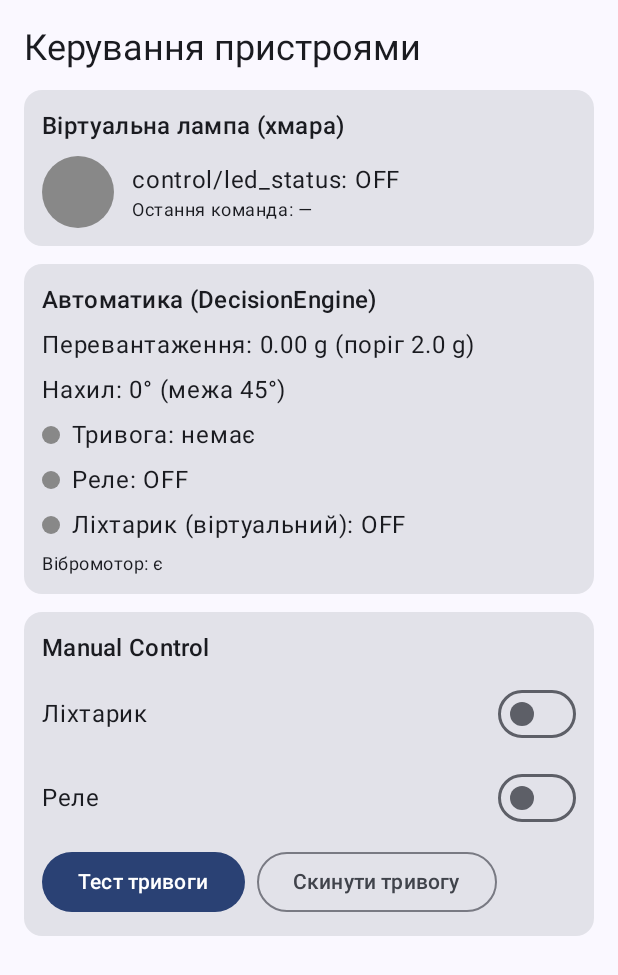
After one commit to anjoanka/mobSystem_lab, an Android app built with Jetpack Compose: the composable ControlScreen shown on its own in the app's theme, on a phone screen of 412 x 824 dp. The commit adds this screen. Shown: the top 975 px of the screen. Run offline under Robolectric (Android 15) with nearby library versions, the phone set to English and light mode, and no system bars.

Commit message:
Lab 4: actuators, DecisionEngine, cloud control, manual control

```diff
--- a/src/main/AndroidManifest.xml
+++ b/src/main/AndroidManifest.xml
@@ -19,6 +19,12 @@
 
     <uses-permission android:name="android.permission.INTERNET" />
     <uses-permission android:name="android.permission.ACCESS_NETWORK_STATE" />
+
+    <uses-permission android:name="android.permission.VIBRATE" />
+
+    <uses-feature
+        android:name="android.hardware.camera.flash"
+        android:required="false" />
 
     <application
         android:allowBackup="true"
--- /dev/null
+++ b/src/main/java/com/example/impactlogger/monitor/ControlScreen.kt
@@ -0,0 +1,181 @@
+package com.example.impactlogger.monitor
+
+import android.widget.Toast
+import androidx.compose.foundation.background
+import androidx.compose.foundation.layout.Arrangement
+import androidx.compose.foundation.layout.Box
+import androidx.compose.foundation.layout.Column
+import androidx.compose.foundation.layout.Row
+import androidx.compose.foundation.layout.Spacer
+import androidx.compose.foundation.layout.fillMaxSize
+import androidx.compose.foundation.layout.fillMaxWidth
+import androidx.compose.foundation.layout.padding
+import androidx.compose.foundation.layout.size
+import androidx.compose.foundation.layout.width
+import androidx.compose.foundation.rememberScrollState
+import androidx.compose.foundation.shape.CircleShape
+import androidx.compose.foundation.verticalScroll
+import androidx.compose.material3.Button
+import androidx.compose.material3.Card
+import androidx.compose.material3.MaterialTheme
+import androidx.compose.material3.OutlinedButton
+import androidx.compose.material3.Switch
+import androidx.compose.material3.Text
+import androidx.compose.runtime.Composable
+import androidx.compose.runtime.LaunchedEffect
+import androidx.compose.runtime.getValue
+import androidx.compose.runtime.remember
+import androidx.compose.ui.Alignment
+import androidx.compose.ui.Modifier
+import androidx.compose.ui.graphics.Color
+import androidx.compose.ui.platform.LocalContext
+import androidx.compose.ui.tooling.preview.Preview
+import androidx.compose.ui.unit.dp
+import androidx.lifecycle.compose.collectAsStateWithLifecycle
+import com.example.impactlogger.ui.theme.ImpactLoggerTheme
+import java.text.SimpleDateFormat
+import java.util.Date
+import java.util.Locale
+
+private val OnColor = Color(0xFF388E3C)
+private val OffColor = Color.Gray
+private val AlarmColor = Color(0xFFD32F2F)
+private val LampOnColor = Color(0xFFFFC107)
+
+@Composable
+fun ControlScreen(vm: MonitorViewModel) {
+    val state by vm.state.collectAsStateWithLifecycle()
+    val context = LocalContext.current
+
+    LaunchedEffect(Unit) {
+        vm.events.collect { event ->
+            when (event) {
+                is MonitorEvent.ShowMessage ->
+                    Toast.makeText(context, event.text, Toast.LENGTH_SHORT).show()
+            }
+        }
+    }
+
+    ControlContent(state = state, onAction = vm::onAction)
+}
+
+@Composable
+fun ControlContent(state: MonitorState, onAction: (MonitorAction) -> Unit) {
+    val timeFmt = remember { SimpleDateFormat("HH:mm:ss", Locale.getDefault()) }
+
+    Column(
+        modifier = Modifier
+            .fillMaxSize()
+            .verticalScroll(rememberScrollState())
+            .padding(16.dp),
+        verticalArrangement = Arrangement.spacedBy(12.dp)
+    ) {
+        Text("Керування пристроями", style = MaterialTheme.typography.headlineSmall)
+
+        Card(modifier = Modifier.fillMaxWidth()) {
+            Column(modifier = Modifier.padding(12.dp)) {
+                Text("Віртуальна лампа (хмара)", style = MaterialTheme.typography.titleMedium)
+                Spacer(Modifier.size(8.dp))
+                Row(verticalAlignment = Alignment.CenterVertically) {
+                    Box(
+                        modifier = Modifier
+                            .size(48.dp)
+                            .background(if (state.cloudLedOn) LampOnColor else OffColor, CircleShape)
+                    )
+                    Spacer(Modifier.width(12.dp))
+                    Column {
+                        Text("control/led_status: ${if (state.cloudLedOn) "ON" else "OFF"}")
+                        val last = state.lastCommandTime?.let { timeFmt.format(Date(it)) } ?: "—"
+                        Text("Остання команда: $last", style = MaterialTheme.typography.bodySmall)
+                    }
+                }
+            }
+        }
+
+        Card(modifier = Modifier.fillMaxWidth()) {
+            Column(
+                modifier = Modifier.padding(12.dp),
+                verticalArrangement = Arrangement.spacedBy(6.dp)
+            ) {
+                Text("Автоматика (DecisionEngine)", style = MaterialTheme.typography.titleMedium)
+                Text("Перевантаження: %.2f g (поріг %.1f g)".format(state.gForce, state.thresholdG))
+                Text("Нахил: %.0f° (межа 45°)".format(state.tiltDeg))
+                StatusRow("Тривога", if (state.alarmActive) "АКТИВНА" else "немає",
+                    if (state.alarmActive) AlarmColor else OffColor)
+                StatusRow("Реле", if (state.relayOn) "ON" else "OFF",
+                    if (state.relayOn) OnColor else OffColor)
+                StatusRow(
+                    "Ліхтарик" + if (state.hasFlash) "" else " (віртуальний)",
+                    if (state.flashlightOn) "ON" else "OFF",
+                    if (state.flashlightOn) LampOnColor else OffColor
+                )
+                Text(
+                    "Вібромотор: ${if (state.hasVibrator) "є" else "відсутній"}",
+                    style = MaterialTheme.typography.bodySmall
+                )
+            }
+        }
+
+        Card(modifier = Modifier.fillMaxWidth()) {
+            Column(
+                modifier = Modifier.padding(12.dp),
+                verticalArrangement = Arrangement.spacedBy(8.dp)
+            ) {
+                Text("Manual Control", style = MaterialTheme.typography.titleMedium)
+                SwitchRow("Ліхтарик", state.flashlightOn) { onAction(MonitorAction.SetFlashlight(it)) }
+                SwitchRow("Реле", state.relayOn) { onAction(MonitorAction.SetRelay(it)) }
+                Row(horizontalArrangement = Arrangement.spacedBy(8.dp)) {
+                    Button(onClick = { onAction(MonitorAction.TestAlarm) }) {
+                        Text("Тест тривоги")
+                    }
+                    OutlinedButton(onClick = { onAction(MonitorAction.ResetAlarm) }) {
+                        Text("Скинути тривогу")
+                    }
+                }
+            }
+        }
+    }
+}
+
+@Composable
+fun StatusRow(label: String, value: String, color: Color) {
+    Row(verticalAlignment = Alignment.CenterVertically) {
+        Box(
+            modifier = Modifier
+                .size(12.dp)
+                .background(color, CircleShape)
+        )
+        Spacer(Modifier.width(8.dp))
+        Text("$label: $value")
+    }
+}
+
+@Composable
+fun SwitchRow(label: String, checked: Boolean, onChange: (Boolean) -> Unit) {
+    Row(
+        modifier = Modifier.fillMaxWidth(),
+        verticalAlignment = Alignment.CenterVertically
+    ) {
+        Text(label, modifier = Modifier.weight(1f))
+        Switch(checked = checked, onCheckedChange = onChange)
+    }
+}
+
+@Preview(showBackground = true)
+@Composable
+private fun ControlContentPreview() {
+    ImpactLoggerTheme {
+        ControlContent(
+            state = MonitorState(
+                gForce = 2.4f,
+                tiltDeg = 60f,
+                alarmActive = true,
+                relayOn = true,
+                flashlightOn = true,
+                cloudLedOn = true,
+                lastCommandTime = System.currentTimeMillis()
+            ),
+            onAction = {}
+        )
+    }
+}
--- a/src/main/java/com/example/impactlogger/monitor/MonitorContract.kt
+++ b/src/main/java/com/example/impactlogger/monitor/MonitorContract.kt
@@ -22,7 +22,15 @@ data class MonitorState(
     val cloudStatus: CloudStatus = CloudStatus.Idle,
     val sentCount: Int = 0,
     val pendingCount: Int = 0,
-    val lastSyncTime: Long? = null
+    val lastSyncTime: Long? = null,
+    val tiltDeg: Float = 0f,
+    val alarmActive: Boolean = false,
+    val relayOn: Boolean = false,
+    val flashlightOn: Boolean = false,
+    val cloudLedOn: Boolean = false,
+    val lastCommandTime: Long? = null,
+    val hasFlash: Boolean = false,
+    val hasVibrator: Boolean = false
 )
 
 sealed interface MonitorAction {
@@ -30,6 +38,10 @@ sealed interface MonitorAction {
     data object Stop : MonitorAction
     data class ThresholdChanged(val value: Float) : MonitorAction
     data object ClearLog : MonitorAction
+    data class SetFlashlight(val on: Boolean) : MonitorAction
+    data class SetRelay(val on: Boolean) : MonitorAction
+    data object TestAlarm : MonitorAction
+    data object ResetAlarm : MonitorAction
 }
 
 sealed interface MonitorEvent {
--- a/src/main/java/com/example/impactlogger/repository/repository/SensorData.kt
+++ b/src/main/java/com/example/impactlogger/repository/repository/SensorData.kt
@@ -1,4 +1,6 @@
 package com.example.impactlogger.repository
+
+import com.google.gson.annotations.SerializedName
 
 data class SensorData(
     val deviceId: String,
@@ -13,3 +15,7 @@ data class SensorData(
 data class PushResponse(
     val name: String
 )
+
+data class ControlCommand(
+    @SerializedName("led_status") val ledStatus: Boolean = false
+)
```
Also changed, not shown: src/main/java/com/example/impactlogger/MainActivity.kt (+10 -10 lines), src/main/java/com/example/impactlogger/helpers/SmartActuator.kt (added, +61 -0 lines), src/main/java/com/example/impactlogger/monitor/DecisionEngine.kt (added, +28 -0 lines), src/main/java/com/example/impactlogger/monitor/MonitorViewModel.kt (+71 -4 lines), src/main/java/com/example/impactlogger/repository/repository/CloudApi.kt (+6 -1 lines), src/main/java/com/example/impactlogger/repository/repository/CloudRepository.kt (+10 -0 lines).
